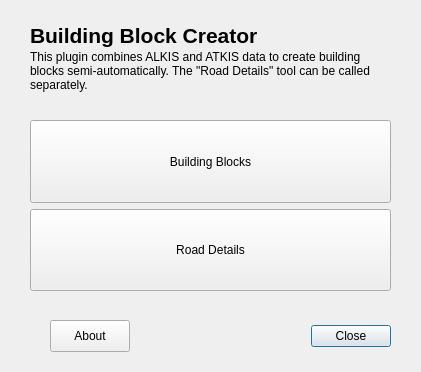
Old version of the form Final_Project/plugin/building_block_creator/building_block_creator_dialog_base.ui in the repository tlehman1/Python_QGIS_ArcGIS_Uni_Muenster.
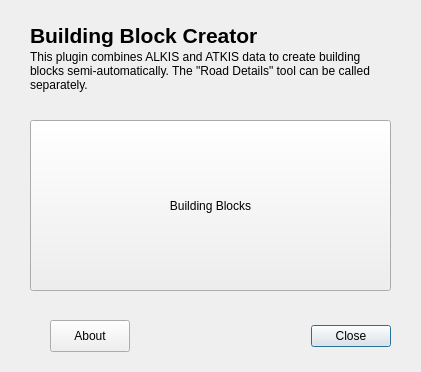
New version of the form.

```diff
--- a/Final_Project/plugin/building_block_creator/building_block_creator_dialog_base.ui
+++ b/Final_Project/plugin/building_block_creator/building_block_creator_dialog_base.ui
@@ -63,19 +63,6 @@
       </property>
      </widget>
     </item>
-    <item>
-     <widget class="QPushButton" name="pushButton_2">
-      <property name="sizePolicy">
-       <sizepolicy hsizetype="Minimum" vsizetype="Preferred">
-        <horstretch>0</horstretch>
-        <verstretch>0</verstretch>
-       </sizepolicy>
-      </property>
-      <property name="text">
-       <string>Road Details</string>
-      </property>
-     </widget>
-    </item>
    </layout>
   </widget>
   <widget class="QLabel" name="label">
```
